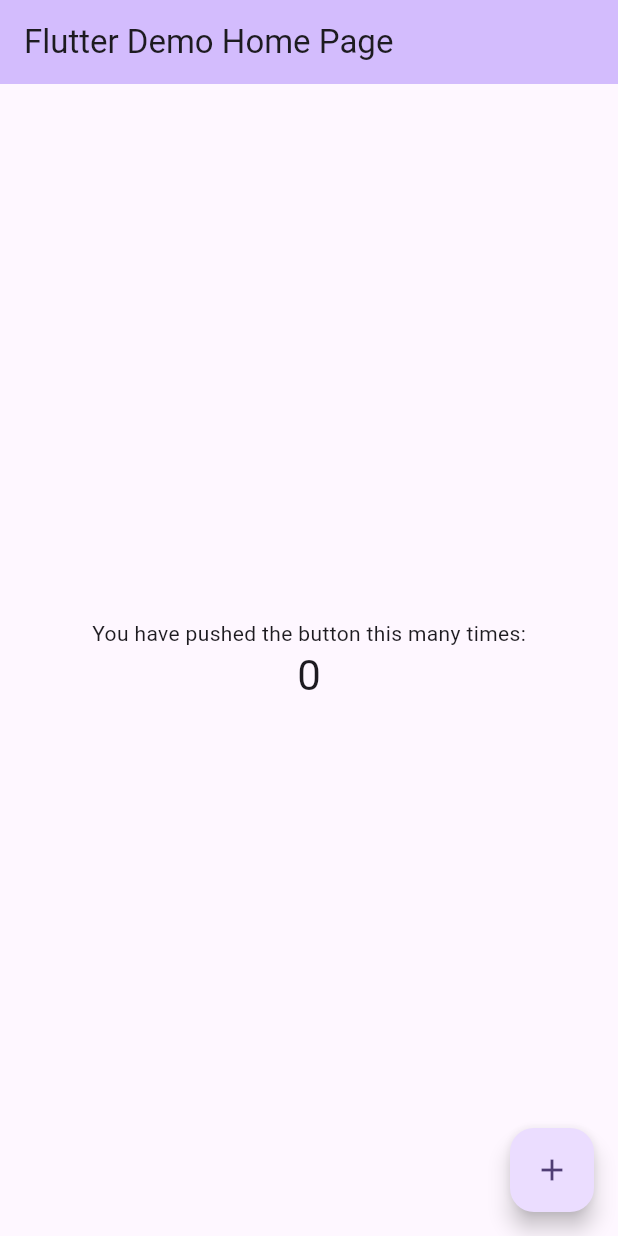
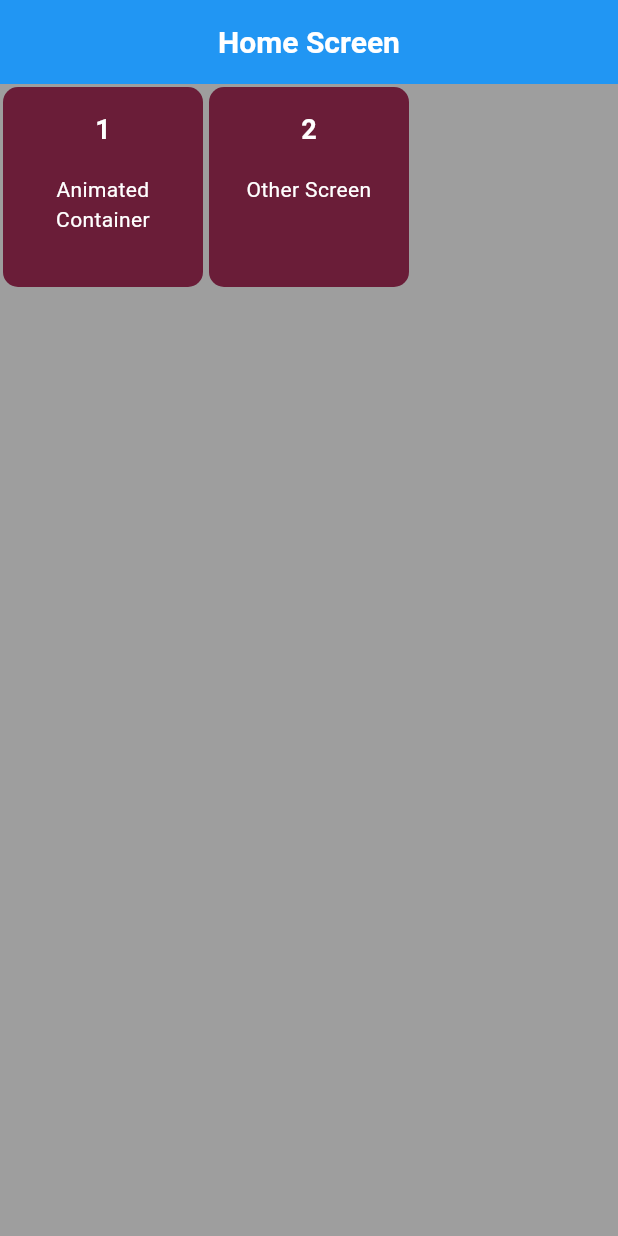
Before and after one commit to saqibalifd/flutter_animations, a Flutter app: the screen it shows after launch, on a phone screen of 412 x 824 dp. Run offline on Flutter 3.47's test engine with Material 3 defaults, Android fonts, the phone set to English and light mode, and no system bars.

Commit message:
project setup

```diff
--- a/lib/main.dart
+++ b/lib/main.dart
@@ -1,4 +1,7 @@
 import 'package:flutter/material.dart';
+
+import 'routes/app_routes.dart';
+import 'routes/route_names.dart';
 
 void main() {
   runApp(const MyApp());
@@ -7,119 +10,17 @@ void main() {
 class MyApp extends StatelessWidget {
   const MyApp({super.key});
 
-  // This widget is the root of your application.
   @override
   Widget build(BuildContext context) {
     return MaterialApp(
+      debugShowCheckedModeBanner: false,
       title: 'Flutter Demo',
       theme: ThemeData(
-        // This is the theme of your application.
-        //
-        // TRY THIS: Try running your application with "flutter run". You'll see
-        // the application has a purple toolbar. Then, without quitting the app,
-        // try changing the seedColor in the colorScheme below to Colors.green
-        // and then invoke "hot reload" (save your changes or press the "hot
-        // reload" button in a Flutter-supported IDE, or press "r" if you used
-        // the command line to start the app).
-        //
-        // Notice that the counter didn't reset back to zero; the application
-        // state is not lost during the reload. To reset the state, use hot
-        // restart instead.
-        //
-        // This works for code too, not just values: Most code changes can be
-        // tested with just a hot reload.
         colorScheme: ColorScheme.fromSeed(seedColor: Colors.deepPurple),
         useMaterial3: true,
       ),
-      home: const MyHomePage(title: 'Flutter Demo Home Page'),
+      initialRoute: RouteNames.homeScreen,
+      routes: AppRoutes.routes,
     );
   }
 }
-
-class MyHomePage extends StatefulWidget {
-  const MyHomePage({super.key, required this.title});
-
-  // This widget is the home page of your application. It is stateful, meaning
-  // that it has a State object (defined below) that contains fields that affect
-  // how it looks.
-
-  // This class is the configuration for the state. It holds the values (in this
-  // case the title) provided by the parent (in this case the App widget) and
-  // used by the build method of the State. Fields in a Widget subclass are
-  // always marked "final".
-
-  final String title;
-
-  @override
-  State<MyHomePage> createState() => _MyHomePageState();
-}
-
-class _MyHomePageState extends State<MyHomePage> {
-  int _counter = 0;
-
-  void _incrementCounter() {
-    setState(() {
-      // This call to setState tells the Flutter framework that something has
-      // changed in this State, which causes it to rerun the build method below
-      // so that the display can reflect the updated values. If we changed
-      // _counter without calling setState(), then the build method would not be
-      // called again, and so nothing would appear to happen.
-      _counter++;
-    });
-  }
-
-  @override
-  Widget build(BuildContext context) {
-    // This method is rerun every time setState is called, for instance as done
-    // by the _incrementCounter method above.
-    //
-    // The Flutter framework has been optimized to make rerunning build methods
-    // fast, so that you can just rebuild anything that needs updating rather
-    // than having to individually change instances of widgets.
-    return Scaffold(
-      appBar: AppBar(
-        // TRY THIS: Try changing the color here to a specific color (to
-        // Colors.amber, perhaps?) and trigger a hot reload to see the AppBar
-        // change color while the other colors stay the same.
-        backgroundColor: Theme.of(context).colorScheme.inversePrimary,
-        // Here we take the value from the MyHomePage object that was created by
-        // the App.build method, and use it to set our appbar title.
-        title: Text(widget.title),
-      ),
-      body: Center(
-        // Center is a layout widget. It takes a single child and positions it
-        // in the middle of the parent.
-        child: Column(
-          // Column is also a layout widget. It takes a list of children and
-          // arranges them vertically. By default, it sizes itself to fit its
-          // children horizontally, and tries to be as tall as its parent.
-          //
-          // Column has various properties to control how it sizes itself and
-          // how it positions its children. Here we use mainAxisAlignment to
-          // center the children vertically; the main axis here is the vertical
-          // axis because Columns are vertical (the cross axis would be
-          // horizontal).
-          //
-          // TRY THIS: Invoke "debug painting" (choose the "Toggle Debug Paint"
-          // action in the IDE, or press "p" in the console), to see the
-          // wireframe for each widget.
-          mainAxisAlignment: MainAxisAlignment.center,
-          children: <Widget>[
-            const Text(
-              'You have pushed the button this many times:',
-            ),
-            Text(
-              '$_counter',
-              style: Theme.of(context).textTheme.headlineMedium,
-            ),
-          ],
-        ),
-      ),
-      floatingActionButton: FloatingActionButton(
-        onPressed: _incrementCounter,
-        tooltip: 'Increment',
-        child: const Icon(Icons.add),
-      ), // This trailing comma makes auto-formatting nicer for build methods.
-    );
-  }
-}
--- /dev/null
+++ b/lib/routes/app_routes.dart
@@ -0,0 +1,15 @@
+import 'package:flutter/material.dart';
+
+import '../view/animated_container/animated_container_screen.dart';
+import '../view/home_screen.dart';
+import '../view/other_screen.dart/other_screen.dart';
+import 'route_names.dart';
+
+class AppRoutes {
+  static final routes = <String, WidgetBuilder>{
+    // Auth
+    RouteNames.homeScreen: (context) => HomeScreen(),
+    RouteNames.animatedContainer: (context) => const AnimatedContainerScreen(),
+    RouteNames.otherScreen: (context) => const OtherScreen(),
+  };
+}
--- /dev/null
+++ b/lib/routes/route_names.dart
@@ -0,0 +1,6 @@
+class RouteNames {
+  //auth
+  static const homeScreen = '/';
+  static const animatedContainer = '/animatedContainer';
+  static const otherScreen = '/otherScreen';
+}
--- /dev/null
+++ b/lib/view/home_screen.dart
@@ -0,0 +1,94 @@
+import 'dart:math';
+
+import 'package:flutter/material.dart';
+import 'package:flutter_animations/routes/route_names.dart';
+
+class HomeScreen extends StatelessWidget {
+  HomeScreen({super.key});
+  Color _rendomColor() {
+    final random = Random();
+    return Color.fromARGB(
+      255,
+      random.nextInt(129),
+      random.nextInt(129),
+      random.nextInt(129),
+    );
+  }
+
+  final List data = [
+    {
+      'title': 'Animated Container',
+      'screen': RouteNames.animatedContainer,
+    },
+    {
+      'title': 'Other Screen',
+      'screen': RouteNames.otherScreen,
+    }
+  ];
+  @override
+  Widget build(BuildContext context) {
+    return Scaffold(
+        backgroundColor: Colors.grey,
+        appBar: AppBar(
+          backgroundColor: Colors.blue,
+          title: const Text('Home Screen'),
+          centerTitle: true,
+          titleTextStyle: const TextStyle(
+            fontSize: 20,
+            fontWeight: FontWeight.bold,
+            color: Colors.white,
+          ),
+        ),
+        body: GridView.builder(
+          itemCount: data.length,
+          gridDelegate:
+              SliverGridDelegateWithFixedCrossAxisCount(crossAxisCount: 3),
+          itemBuilder: (context, index) {
+            return GestureDetector(
+              onTap: () => Navigator.pushNamed(context, data[index]['screen'],
+                  arguments: {
+                    'title': data[index]['title'],
+                    'color': _rendomColor(),
+                  }),
+              child: Container(
+                margin: EdgeInsets.all(2),
+                decoration: BoxDecoration(
+                  color: _rendomColor(),
+                  borderRadius: BorderRadius.circular(10),
+                ),
+                child: Padding(
+                  padding: const EdgeInsets.all(8.0),
+                  child: Center(
+                    child: Column(
+                      spacing: 10,
+                      children: [
+                        CircleAvatar(
+                          radius: 20,
+                          backgroundColor: _rendomColor(),
+                          child: Center(
+                            child: Text(
+                              '${index + 1}',
+                              style: const TextStyle(
+                                  color: Colors.white,
+                                  fontWeight: FontWeight.bold,
+                                  fontSize: 18),
+                            ),
+                          ),
+                        ),
+                        Text(
+                          textAlign: TextAlign.center,
+                          data[index]['title'],
+                          overflow: TextOverflow.ellipsis,
+                          maxLines: 2,
+                          style: const TextStyle(color: Colors.white),
+                        ),
+                      ],
+                    ),
+                  ),
+                ),
+              ),
+            );
+          },
+        ));
+  }
+}
--- a/pubspec.yaml
+++ b/pubspec.yaml
@@ -58,8 +58,8 @@ flutter:
   uses-material-design: true
 
   # To add assets to your application, add an assets section, like this:
-  # assets:
-  #   - images/a_dot_burr.jpeg
+  assets:
+    - assets/images/
   #   - images/a_dot_ham.jpeg
 
   # An image asset can refer to one or more resolution-specific "variants", see
```
Also changed, not shown: lib/view/animated_container/animated_container_screen.dart (added, +52 -0 lines), lib/view/other_screen.dart/other_screen.dart (added, +33 -0 lines).
